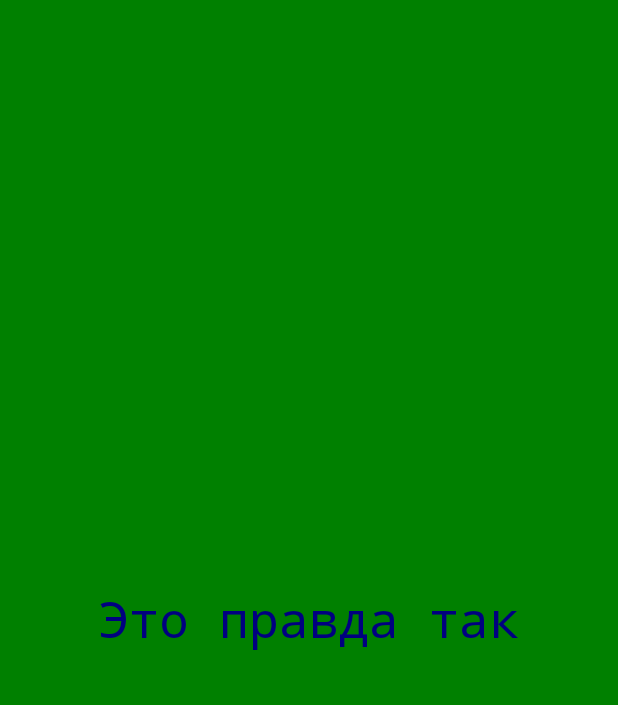
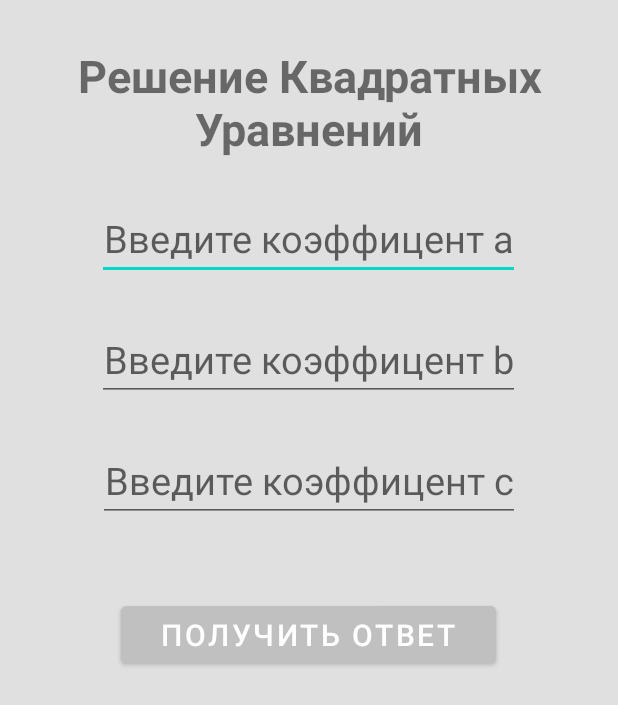
Before and after one commit to Akteon83/IT-School.Android, an Android app: the screen it shows after launch (MainActivity), on a phone screen of 412 x 824 dp. Shown: the top 705 px of the screen. Run offline under Robolectric (Android 15) with nearby library versions, the phone set to English and light mode, and no system bars; Roboto replaces fonts that are not available here.

Commit message:
Homework 10 is successfully completed!

```diff
--- a/app/src/main/java/com/example/it_schoolandroid/MainActivity.java
+++ b/app/src/main/java/com/example/it_schoolandroid/MainActivity.java
@@ -3,12 +3,48 @@ package com.example.it_schoolandroid;
 import androidx.appcompat.app.AppCompatActivity;
 
 import android.os.Bundle;
+import android.view.View;
+import android.widget.EditText;
+import android.widget.TextView;
 
 public class MainActivity extends AppCompatActivity {
+
+    EditText editTextA;
+    EditText editTextB;
+    EditText editTextC;
+    TextView answer;
 
     @Override
     protected void onCreate(Bundle savedInstanceState) {
         super.onCreate(savedInstanceState);
         setContentView(R.layout.activity_main);
+        editTextA = findViewById(R.id.edit_text_a);
+        editTextB = findViewById(R.id.edit_text_b);
+        editTextC = findViewById(R.id.edit_text_c);
+        answer = findViewById(R.id.answer);
+    }
+
+    public void get_ans(View view) {
+        boolean aExists = !(editTextA.getText().toString().isEmpty());
+        boolean bExists = !(editTextB.getText().toString().isEmpty());
+        boolean cExists = !(editTextC.getText().toString().isEmpty());
+        if (aExists && bExists && cExists) {
+            double a = Double.parseDouble(editTextA.getText().toString());
+            double b = Double.parseDouble(editTextB.getText().toString());
+            double c = Double.parseDouble(editTextC.getText().toString());
+            double d = b * b - 4 * a * c;
+            if (d > 0) {
+                //double x1 = (-b - Math.sqrt(d)) / (2 * a);
+                String x1 = String.format("%.4f", (-b - Math.sqrt(d)) / (2 * a));
+                //double x2 = (-b + Math.sqrt(d)) / (2 * a);
+                String x2 = String.format("%.4f", (-b + Math.sqrt(d)) / (2 * a));
+                answer.setText("x₁ = " + x1 +"  x₂ = " + x2);
+            } else if (d == 0) {
+                double x1 = (-b / (2 * a));
+                answer.setText("x = " + x1);
+            } else {
+                answer.setText("Решений нет");
+            }
+        }
     }
 }
--- a/app/src/main/res/layout/activity_main.xml
+++ b/app/src/main/res/layout/activity_main.xml
@@ -1,23 +1,74 @@
 <?xml version="1.0" encoding="utf-8"?>
-<androidx.constraintlayout.widget.ConstraintLayout xmlns:android="http://schemas.android.com/apk/res/android"
+<LinearLayout xmlns:android="http://schemas.android.com/apk/res/android"
     xmlns:app="http://schemas.android.com/apk/res-auto"
     xmlns:tools="http://schemas.android.com/tools"
     android:layout_width="match_parent"
     android:layout_height="match_parent"
-    android:background="#008000"
+    android:background="#E0E0E0"
+    android:gravity="center_horizontal"
+    android:orientation="vertical"
     tools:context=".MainActivity">
 
     <TextView
+        android:layout_width="match_parent"
+        android:layout_height="wrap_content"
+        android:layout_marginTop="30dp"
+        android:gravity="center_horizontal|top"
+        android:text="Решение Квадратных Уравнений"
+        android:textSize="30sp"
+        android:textStyle="bold" />
+
+    <EditText
+        android:id="@+id/edit_text_a"
         android:layout_width="wrap_content"
         android:layout_height="wrap_content"
-        android:fontFamily="monospace"
-        android:text="Это правда так"
+        android:layout_marginTop="25dp"
+        android:hint="Введите коэффицент a"
+        android:inputType="numberSigned|numberDecimal"
+        android:singleLine="true"
         android:textAlignment="center"
-        android:textColor="#000080"
-        android:textSize="50px"
-        app:layout_constraintBottom_toBottomOf="parent"
-        app:layout_constraintEnd_toEndOf="parent"
-        app:layout_constraintStart_toStartOf="parent"
-        app:layout_constraintTop_toTopOf="parent" />
+        android:textSize="25sp" />
 
-</androidx.constraintlayout.widget.ConstraintLayout>
+    <EditText
+        android:id="@+id/edit_text_b"
+        android:layout_width="wrap_content"
+        android:layout_height="wrap_content"
+        android:layout_marginTop="25dp"
+        android:hint="Введите коэффицент b"
+        android:inputType="numberSigned|numberDecimal"
+        android:singleLine="true"
+        android:textAlignment="center"
+        android:textSize="25sp" />
+
+    <EditText
+        android:id="@+id/edit_text_c"
+        android:layout_width="wrap_content"
+        android:layout_height="wrap_content"
+        android:layout_marginTop="25dp"
+        android:hint="Введите коэффицент c"
+        android:inputType="numberSigned|numberDecimal"
+        android:singleLine="true"
+        android:textAlignment="center"
+        android:textSize="25sp" />
+
+    <Button
+        android:id="@+id/get_ans"
+        android:layout_width="250dp"
+        android:layout_height="50dp"
+        android:layout_marginTop="50dp"
+        android:backgroundTint="#C0C0C0"
+        android:onClick="get_ans"
+        android:text="Получить ответ"
+        android:textAlignment="center"
+        android:textSize="20sp" />
+
+    <TextView
+        android:id="@+id/answer"
+        android:layout_width="match_parent"
+        android:layout_height="wrap_content"
+        android:layout_marginTop="25dp"
+        android:text=""
+        android:textAlignment="center"
+        android:textSize="25sp"
+        android:textStyle="bold" />
+</LinearLayout>
--- a/app/src/main/res/values-night/themes.xml
+++ b/app/src/main/res/values-night/themes.xml
@@ -3,12 +3,13 @@
     <style name="Theme.ITSchoolAndroid" parent="Theme.MaterialComponents.DayNight.NoActionBar">
         <!-- Primary brand color. -->
         <item name="colorPrimary">@color/purple_200</item>
-        <item name="colorPrimaryVariant">@color/purple_700</item>
+        <item name="colorPrimaryVariant">@color/black</item>
         <item name="colorOnPrimary">@color/black</item>
         <!-- Secondary brand color. -->
         <item name="colorSecondary">@color/teal_200</item>
         <item name="colorSecondaryVariant">@color/teal_200</item>
         <item name="colorOnSecondary">@color/black</item>
+        <item name="android:navigationBarColor">@color/black</item>
         <!-- Status bar color. -->
         <item name="android:statusBarColor">?attr/colorPrimaryVariant</item>
         <!-- Customize your theme here. -->
--- a/app/src/main/res/values/strings.xml
+++ b/app/src/main/res/values/strings.xml
@@ -1,3 +1,3 @@
 <resources>
-    <string name="app_name">Я люблю делать дз</string>
+    <string name="app_name">Решатель Квадратных Уравнений</string>
 </resources>
--- a/app/src/main/res/values/themes.xml
+++ b/app/src/main/res/values/themes.xml
@@ -3,12 +3,13 @@
     <style name="Theme.ITSchoolAndroid" parent="Theme.MaterialComponents.DayNight.NoActionBar">
         <!-- Primary brand color. -->
         <item name="colorPrimary">@color/purple_500</item>
-        <item name="colorPrimaryVariant">@color/purple_700</item>
+        <item name="colorPrimaryVariant">@color/white</item>
         <item name="colorOnPrimary">@color/white</item>
         <!-- Secondary brand color. -->
         <item name="colorSecondary">@color/teal_200</item>
         <item name="colorSecondaryVariant">@color/teal_700</item>
         <item name="colorOnSecondary">@color/black</item>
+        <item name="android:navigationBarColor">@color/white</item>
         <!-- Status bar color. -->
         <item name="android:statusBarColor">?attr/colorPrimaryVariant</item>
         <!-- Customize your theme here. -->
```
